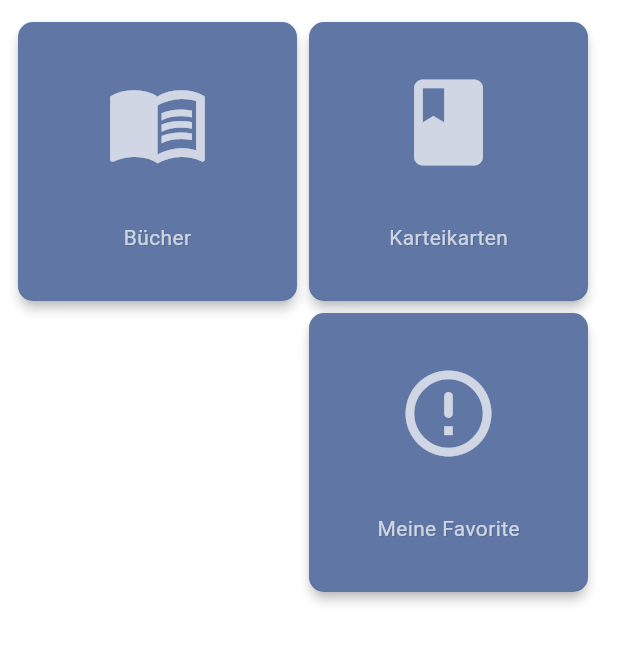
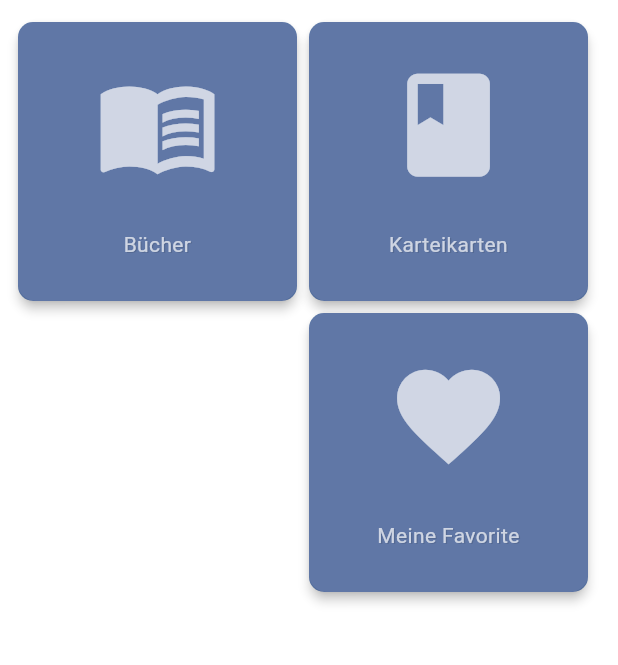
Before and after one commit to mrkaplan0/fazit, a Flutter app: the HomePage screen opened directly, on a phone screen of 412 x 824 dp, the part 68-733 px from its top. Run offline on Flutter 3.47's test engine with Material 3 defaults, Android fonts, the phone set to English and light mode, and no system bars; drawn by our look-alikes of auto_size_text; our stand-ins replace carousel_slider, cloud_firestore, easy_localization, file_picker, firebase_auth, firebase_core and 3 more; missing offline and left inert: epub_decoder, flutter_epub_viewer, flutter_quill, pdfx; accounts and stored records are empty; generated files the repository leaves out were written again.

Commit message:
Update Android and Flutter dependencies; enhance UI components and functionality

```diff
--- a/lib/models/infocart_model.dart
+++ b/lib/models/infocart_model.dart
@@ -3,7 +3,7 @@ import 'dart:convert';
 
 enum FrontNoteFormat { onlyText, photoAndText, textandPhoto }
 
-enum BackNoteFormat { onlyText, photoAndText, textandPhoto }
+enum BackNoteFormat { onlyText, photoAndText, textandPhoto, multiple }
 
 class MyCard {
   final String cardID;
--- a/lib/pages/homepage.dart
+++ b/lib/pages/homepage.dart
@@ -59,7 +59,7 @@ class HomePage extends ConsumerWidget {
               ),
               MenuItem(
                 text: "Meine Favorite",
-                icon: Icons.error_outline_rounded,
+                icon: Icons.favorite,
                 onPress: () {
                   Navigator.push(
                       context,
--- a/lib/widgets/file_list_widget.dart
+++ b/lib/widgets/file_list_widget.dart
@@ -33,7 +33,7 @@ class ListWidget extends StatelessWidget {
                   Icons.book_rounded,
                   size: 160,
                   color: Color((math.Random().nextDouble() * 0xFFFFFF).toInt())
-                      .withOpacity(0.7),
+                      .withValues(alpha: 0.7),
                 ),
                 Text(
                   shortenText(filesList[index].fileName!, 20),
--- a/lib/widgets/menu_item.dart
+++ b/lib/widgets/menu_item.dart
@@ -1,5 +1,5 @@
 import 'dart:math' as math;
-import 'dart:io';
+import 'package:auto_size_text/auto_size_text.dart';
 import 'package:flutter/material.dart';
 
 class MenuItem extends StatelessWidget {
@@ -22,32 +22,34 @@ class MenuItem extends StatelessWidget {
       child: InkWell(
         onTap: onPress,
         child: Container(
-          width:
-              Platform.isAndroid || Platform.isIOS ? width / 2 - 20 : width / 7,
-          height:
-              Platform.isAndroid || Platform.isIOS ? width / 2 - 20 : width / 7,
+          width: width > 860 ? width / 7 : width / 2 - 20,
+          height: width > 860 ? width / 7 : width / 2 - 20,
           decoration: BoxDecoration(
               color: Color((math.Random().nextDouble() * 0xFFFFFF).toInt())
-                  .withOpacity(0.7),
+                  .withValues(alpha: 0.7),
               borderRadius: BorderRadius.circular(10)),
           child: Column(
             mainAxisAlignment: MainAxisAlignment.spaceEvenly,
             children: [
               Icon(
                 icon,
-                size: Platform.isAndroid || Platform.isIOS
-                    ? width / 6
-                    : width / 15,
+                size: width > 860 ? width / 12 : width / 5,
                 color: Colors.white70,
               ),
-              Text(
-                text,
-                style: const TextStyle(color: Colors.white70, shadows: [
-                  Shadow(
-                      blurRadius: 0.0,
-                      offset: Offset(1, 1),
-                      color: Colors.black12)
-                ]),
+              AutoSizeText(
+                width > 860 ? text : shortenText(text, 16),
+                style: TextStyle(
+                  fontSize: width > 860 ? 16 : 14,
+                  color: Colors.white70,
+                  shadows: const [
+                    Shadow(
+                        blurRadius: 0.0,
+                        offset: Offset(1, 1),
+                        color: Colors.black12)
+                  ],
+                ),
+                minFontSize: 8,
+                textAlign: TextAlign.center,
               )
             ],
           ),
@@ -55,4 +57,12 @@ class MenuItem extends StatelessWidget {
       ),
     );
   }
+
+  String shortenText(String text, int maxLength) {
+    if (text.length > maxLength) {
+      return '${text.substring(0, maxLength)}...';
+    } else {
+      return text;
+    }
+  }
 }
--- a/lib/widgets/my_card_widget.dart
+++ b/lib/widgets/my_card_widget.dart
@@ -211,6 +211,7 @@ class _MyCardWidgetState extends ConsumerState<MyCardWidget> {
         break;
       default:
         mainBody = [MyTextWidget(text: card.backSideNote ?? "")];
+        break;
     }
 
     return mainBody;
@@ -235,8 +236,6 @@ class _MyCardWidgetState extends ConsumerState<MyCardWidget> {
           imageWidget(card.frontSideURL)
         ];
         break;
-      default:
-        mainBody = [MyTextWidget(text: card.frontSideNote ?? "")];
     }
 
     return mainBody;
--- a/pubspec.yaml
+++ b/pubspec.yaml
@@ -53,7 +53,7 @@ dependencies:
   animated_rating_stars: ^1.0.1
   carousel_slider: ^5.0.0
   path_provider: ^2.1.5
-
+  auto_size_text: ^3.0.0
 
 dev_dependencies:
   flutter_test:
```
Also changed, not shown: pubspec.lock, 4 other files.
